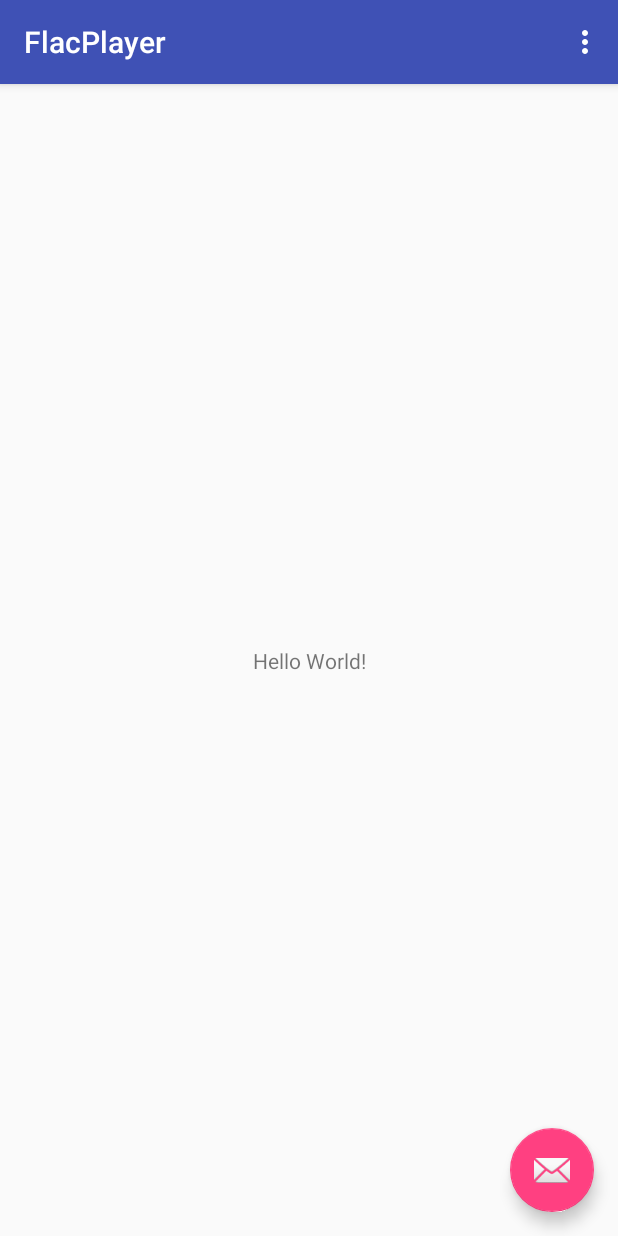
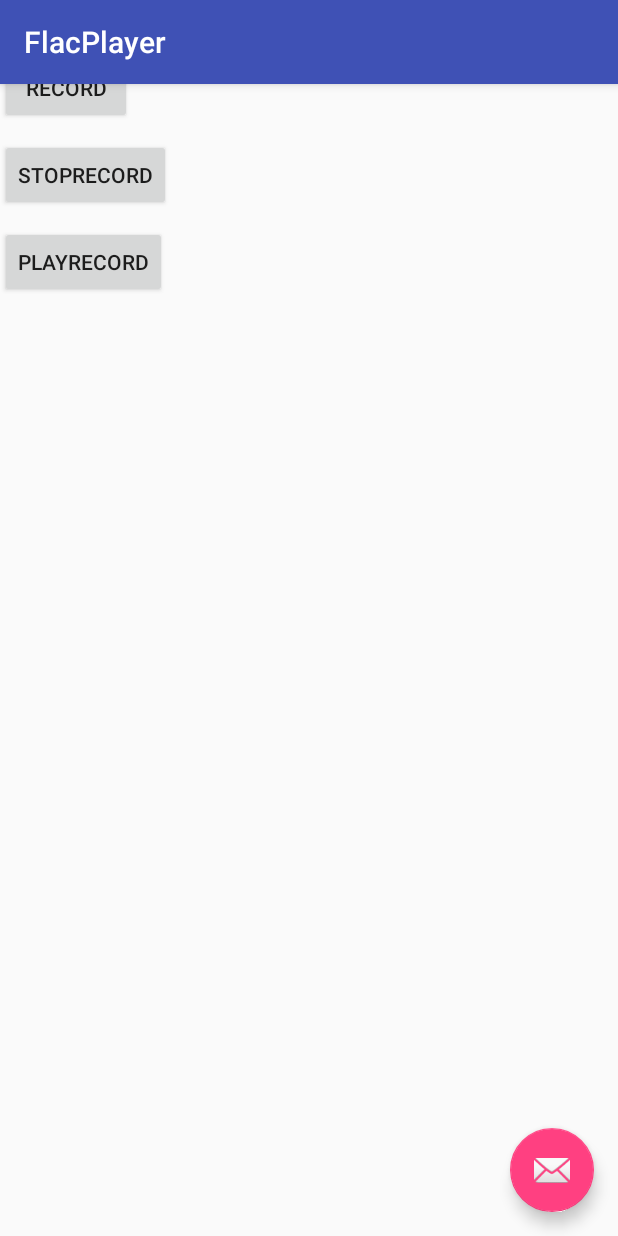
Before and after one commit to clybe/FlacPlayer, an Android app: the screen it shows after launch (MainActivity), on a phone screen of 412 x 824 dp. Run offline under Robolectric (Android 15) with nearby library versions, the light colour scheme and no system bars; 2 statements that could not run were skipped.

Commit message:
add RecorderThread and Processer Thread

```diff
--- a/app/build.gradle
+++ b/app/build.gradle
@@ -6,7 +6,7 @@
     defaultConfig {
         applicationId "com.clybe.flacplayer"
         minSdkVersion 15
-        targetSdkVersion 25
+        targetSdkVersion 16
         versionCode 1
         versionName "1.0"
         testInstrumentationRunner "android.support.test.runner.AndroidJUnitRunner"
--- a/app/src/main/AndroidManifest.xml
+++ b/app/src/main/AndroidManifest.xml
@@ -2,7 +2,13 @@
 <manifest xmlns:android="http://schemas.android.com/apk/res/android"
     package="com.clybe.flacplayer">
 
+
+    <uses-permission android:name="android.permission.READ_EXTERNAL_STORAGE"></uses-permission>
+    <uses-permission android:name="android.permission.WRITE_EXTERNAL_STORAGE"></uses-permission>
+    <uses-permission android:name="android.permission.RECORD_AUDIO"></uses-permission>
+
     <application
+        android:name=".MyApp"
         android:allowBackup="true"
         android:icon="@mipmap/ic_launcher"
         android:label="@string/app_name"
--- a/app/src/main/java/com/clybe/flacplayer/MainActivity.java
+++ b/app/src/main/java/com/clybe/flacplayer/MainActivity.java
@@ -1,21 +1,25 @@
 package com.clybe.flacplayer;
 
 import android.os.Bundle;
-import android.widget.TextView;
 import android.support.design.widget.FloatingActionButton;
 import android.support.design.widget.Snackbar;
 import android.support.v7.app.AppCompatActivity;
 import android.support.v7.widget.Toolbar;
 import android.view.View;
-import android.view.Menu;
-import android.view.MenuItem;
 
-public class MainActivity extends AppCompatActivity {
+import com.clybe.flacplayer.recorder.FlacRecorder;
+
+public class MainActivity extends AppCompatActivity implements View.OnClickListener {
 
     // Used to load the 'native-lib' library on application startup.
     static {
         System.loadLibrary("native-lib");
     }
+
+    public static final String File_Raw_Name = "pcm.raw";
+    public static final String File_Flac_Name = "out.wav";
+
+    private FlacRecorder flacRecorder;
 
     @Override
     protected void onCreate(Bundle savedInstanceState) {
@@ -34,30 +38,12 @@
         });
 
         // Example of a call to a native method
-        TextView tv = (TextView) findViewById(R.id.sample_text);
-        tv.setText(stringFromJNI());
-    }
 
-    @Override
-    public boolean onCreateOptionsMenu(Menu menu) {
-        // Inflate the menu; this adds items to the action bar if it is present.
-        getMenuInflater().inflate(R.menu.menu_main, menu);
-        return true;
-    }
+        findViewById(R.id.btn_record).setOnClickListener(this);
+        findViewById(R.id.btn_stop_record).setOnClickListener(this);
 
-    @Override
-    public boolean onOptionsItemSelected(MenuItem item) {
-        // Handle action bar item clicks here. The action bar will
-        // automatically handle clicks on the Home/Up button, so long
-        // as you specify a parent activity in AndroidManifest.xml.
-        int id = item.getItemId();
+        flacRecorder = new FlacRecorder();
 
-        //noinspection SimplifiableIfStatement
-        if (id == R.id.action_settings) {
-            return true;
-        }
-
-        return super.onOptionsItemSelected(item);
     }
 
     /**
@@ -65,4 +51,16 @@
      * which is packaged with this application.
      */
     public native String stringFromJNI();
+
+    @Override
+    public void onClick(View v) {
+        switch (v.getId()) {
+            case R.id.btn_record:
+                flacRecorder.start();
+                break;
+            case R.id.btn_stop_record:
+                flacRecorder.release();
+                break;
+        }
+    }
 }
--- /dev/null
+++ b/app/src/main/java/com/clybe/flacplayer/MyApp.java
@@ -0,0 +1,24 @@
+package com.clybe.flacplayer;
+
+import android.app.Application;
+
+/**
+ * Created by caiyu on 2017/6/24.
+ */
+
+public class MyApp extends Application {
+
+
+    public static MyApp myApp;
+
+    @Override
+    public void onCreate() {
+        super.onCreate();
+        myApp = this;
+    }
+
+
+    public static MyApp getContext() {
+        return myApp;
+    }
+}
--- /dev/null
+++ b/app/src/main/java/com/clybe/flacplayer/recorder/FlacRecorder.java
@@ -0,0 +1,78 @@
+package com.clybe.flacplayer.recorder;
+
+import android.media.AudioFormat;
+import android.media.AudioRecord;
+import android.media.MediaRecorder;
+
+/**
+ * Created by caiyu on 2017/6/24.
+ */
+
+public class FlacRecorder implements IRecorder {
+
+    //AudioRecord params
+    private int audioSource = MediaRecorder.AudioSource.MIC;
+    private static int sampleRateInHz = 44100;
+    private static int channelConfig = AudioFormat.CHANNEL_IN_STEREO;
+    private static int audioFormat = AudioFormat.ENCODING_PCM_16BIT;
+    private int bufferSizeInBytes;
+
+    //Record state
+    private static final int State_Init = 0;
+    private static final int State_Recording = 1;
+    private static final int State_Release = 2;
+    private int recordState = State_Init;
+
+    private AudioRecord audioRecord;
+    private RecorderThread recorderThread;
+
+    public FlacRecorder() {
+        bufferSizeInBytes = AudioRecord.getMinBufferSize(sampleRateInHz,
+                channelConfig, audioFormat);
+        // 创建AudioRecord对象
+        audioRecord = new AudioRecord(audioSource, sampleRateInHz,
+                channelConfig, audioFormat, bufferSizeInBytes);
+
+    }
+
+    @Override
+    public int getBufferSize() {
+        return bufferSizeInBytes;
+    }
+
+    public void start() {
+        if (recordState == State_Init) {
+            recordState = State_Recording;
+            audioRecord.startRecording();
+            recorderThread = new RecorderThread(this);
+            recorderThread.start();
+        }
+
+    }
+
+    @Override
+    public int read(byte[] bytes, int buffSize) throws Throwable {
+        return audioRecord.read(bytes, 0, buffSize);
+    }
+
+    @Override
+    public void release() {
+        if (recordState == State_Recording) {
+            recordState = State_Release;
+            try {
+                recorderThread.isRecord = false;
+                recorderThread.join();
+            } catch (InterruptedException e) {
+                e.printStackTrace();
+            }
+            audioRecord.stop();
+            audioRecord.release();
+        }
+    }
+
+    @Override
+    public AudioRecord getAudioRecord() {
+        return audioRecord;
+    }
+
+}
--- /dev/null
+++ b/app/src/main/java/com/clybe/flacplayer/recorder/IRecorder.java
@@ -0,0 +1,21 @@
+package com.clybe.flacplayer.recorder;
+
+import android.media.AudioRecord;
+
+/**
+ * Created by caiyu on 2017/6/24.
+ */
+
+public interface IRecorder {
+
+    int getBufferSize();
+
+    void start() throws Throwable;
+
+    int read(byte[] bytes, int buffSize) throws Throwable;
+
+    void release();
+
+    AudioRecord getAudioRecord();
+
+}
--- a/app/src/main/res/layout/content_main.xml
+++ b/app/src/main/res/layout/content_main.xml
@@ -1,21 +1,40 @@
 <?xml version="1.0" encoding="utf-8"?>
-<android.support.constraint.ConstraintLayout xmlns:android="http://schemas.android.com/apk/res/android"
-    xmlns:app="http://schemas.android.com/apk/res-auto"
+<LinearLayout xmlns:android="http://schemas.android.com/apk/res/android"
     xmlns:tools="http://schemas.android.com/tools"
     android:layout_width="match_parent"
     android:layout_height="match_parent"
-    app:layout_behavior="@string/appbar_scrolling_view_behavior"
+    android:orientation="vertical"
     tools:context="com.clybe.flacplayer.MainActivity"
     tools:showIn="@layout/activity_main">
 
+
     <TextView
-        android:id="@+id/sample_text"
+        android:id="@+id/text_state"
+        android:layout_width="match_parent"
+        android:layout_height="wrap_content"
+        android:hint="Record state"
+        android:textSize="18sp" />
+
+    <Button
+        android:id="@+id/btn_record"
         android:layout_width="wrap_content"
         android:layout_height="wrap_content"
-        android:text="Hello World!"
-        app:layout_constraintBottom_toBottomOf="parent"
-        app:layout_constraintLeft_toLeftOf="parent"
-        app:layout_constraintRight_toRightOf="parent"
-        app:layout_constraintTop_toTopOf="parent" />
+        android:layout_marginTop="10dp"
+        android:text="Record" />
 
-</android.support.constraint.ConstraintLayout>
+    <Button
+        android:id="@+id/btn_stop_record"
+        android:layout_width="wrap_content"
+        android:layout_height="wrap_content"
+        android:layout_marginTop="10dp"
+        android:text="StopRecord" />
+
+
+    <Button
+        android:id="@+id/play_record"
+        android:layout_width="wrap_content"
+        android:layout_height="wrap_content"
+        android:layout_marginTop="10dp"
+        android:text="PlayRecord" />
+
+</LinearLayout>
```
Also changed, not shown: app/src/main/java/com/clybe/flacplayer/FileUtils.java (added, +22 -0 lines), app/src/main/java/com/clybe/flacplayer/Trace.java (added, +20 -0 lines), app/src/main/java/com/clybe/flacplayer/processer/ProcesserThread.java (added, +69 -0 lines), app/src/main/java/com/clybe/flacplayer/recorder/RecorderThread.java (added, +144 -0 lines).
